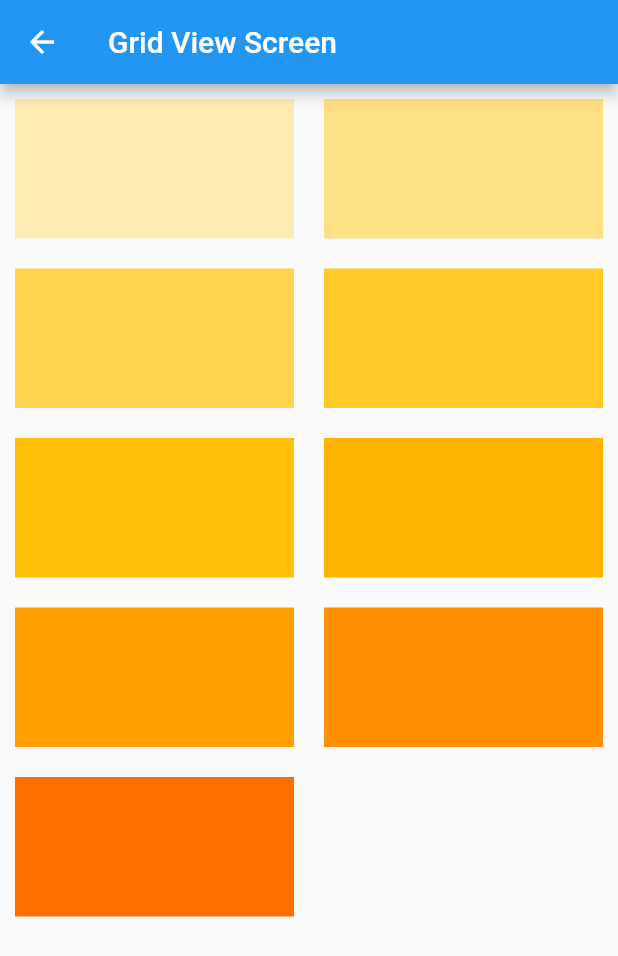
After one commit to Abhay987/all_widget_included, a Flutter app: the GridData screen opened by its route, on a phone screen of 412 x 824 dp. The commit adds this screen. Shown: the top 956 px of the screen. Run offline on Flutter 3.47's test engine with Material 2 defaults, Android fonts, the phone set to English and light mode, and no system bars.

Commit message:
Add grid view file & make grid list

```diff
--- /dev/null
+++ b/lib/grid_data.dart
@@ -0,0 +1,41 @@
+import 'package:flutter/material.dart';
+class GridData extends StatelessWidget {
+   GridData({ Key? key }) : super(key: key);
+  final _colors=<int>[100,200,300,400,500,600,700,800,900];
+
+  @override
+  Widget build(BuildContext context) {
+    return Scaffold(appBar: AppBar(title: const Text('Grid View Screen'),),
+    body:SafeArea(
+      child: GridView.builder(
+        padding: const EdgeInsets.all(10),
+        itemCount: _colors.length,
+      gridDelegate:const SliverGridDelegateWithFixedCrossAxisCount(crossAxisCount: 2,mainAxisSpacing: 20,crossAxisSpacing: 20,childAspectRatio: 2),
+      itemBuilder: (context,index){
+        var color=_colors[index];
+      return Container(color: Colors.amber[color],);
+
+      }
+    ),
+    ),
+    );
+
+      /*GridView.count(crossAxisCount: 2,
+       // scrollDirection: Axis.horizontal,
+       padding:const EdgeInsets.all(10),
+      // reverse: false,
+      mainAxisSpacing: 20,
+      crossAxisSpacing: 20,
+      childAspectRatio: 2,
+      children: [
+        Container(color: const Color.fromARGB(255, 190, 55, 55),),
+        Container(color:const  Color.fromARGB(255, 194, 175, 191),),
+        Container(color:const  Color.fromARGB(255, 28, 13, 165),),
+        Container(color:const  Color.fromARGB(255, 73, 173, 106),),
+        Container(color:const  Color.fromARGB(255, 152, 43, 216),),
+        Container(color:const  Color.fromARGB(255, 203, 210, 211),),
+
+      ],),*/
+
+  }
+}
--- a/lib/main.dart
+++ b/lib/main.dart
@@ -1,4 +1,5 @@
 import 'package:flutter/material.dart';
+import 'package:myfirstapp/grid_data.dart';
 import 'package:myfirstapp/img_screen.dart';
 import 'package:myfirstapp/list_data.dart';
 
@@ -9,6 +10,8 @@ void main() {
         '/': (context) => const MyApp(),
         '/thd': (context) => const ThdScr(),
         '/imgscr':(context) => const ImgScr(),
+        '/gridscr':(context) =>  GridData(),
+
       },));
 }
 
@@ -29,6 +32,7 @@ class MyApp extends StatelessWidget {
       ElevatedButton(onPressed: (){Navigator.pushNamed(context, '/thd');}, child: const Text('Go Third')),
        ElevatedButton(onPressed: (){ Navigator.pushNamed(context, '/imgscr');}, child: const Text('Image Launch')),
         ElevatedButton(onPressed: (){ Navigator.push(context, MaterialPageRoute(builder: (context)=> ListData(),));}, child: const Text('Listview Launch')),
+        ElevatedButton(onPressed: (){ Navigator.pushNamed(context, '/gridscr');}, child: const Text('Grid Launch')),
        ],
     ),)
      );
```
